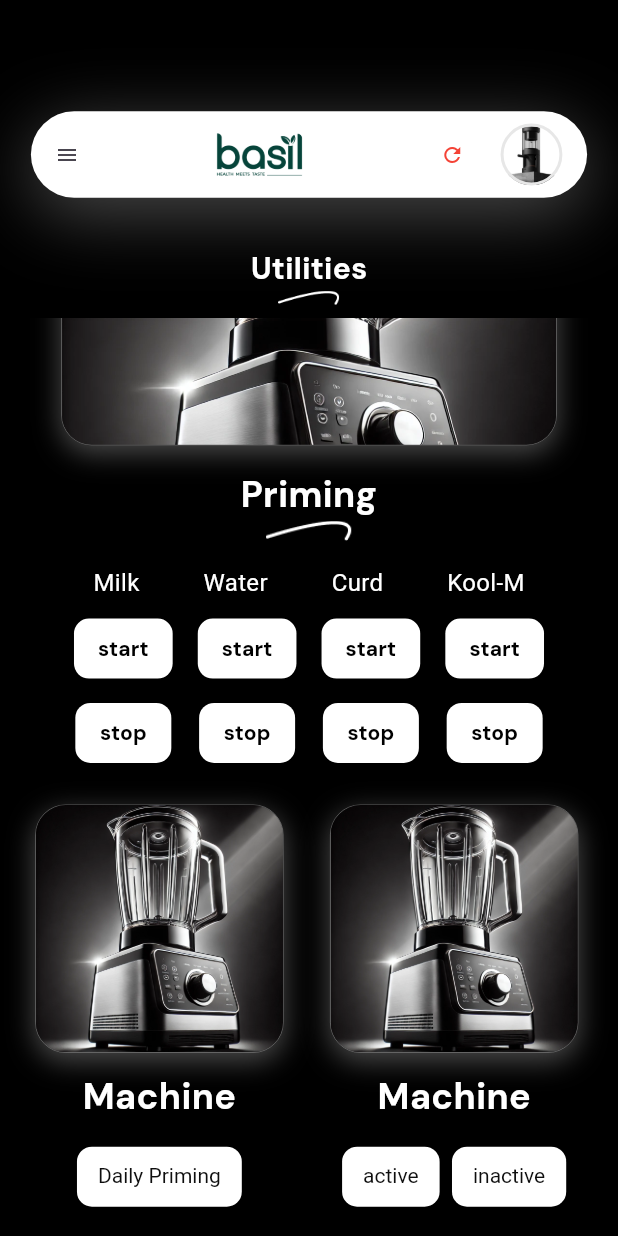
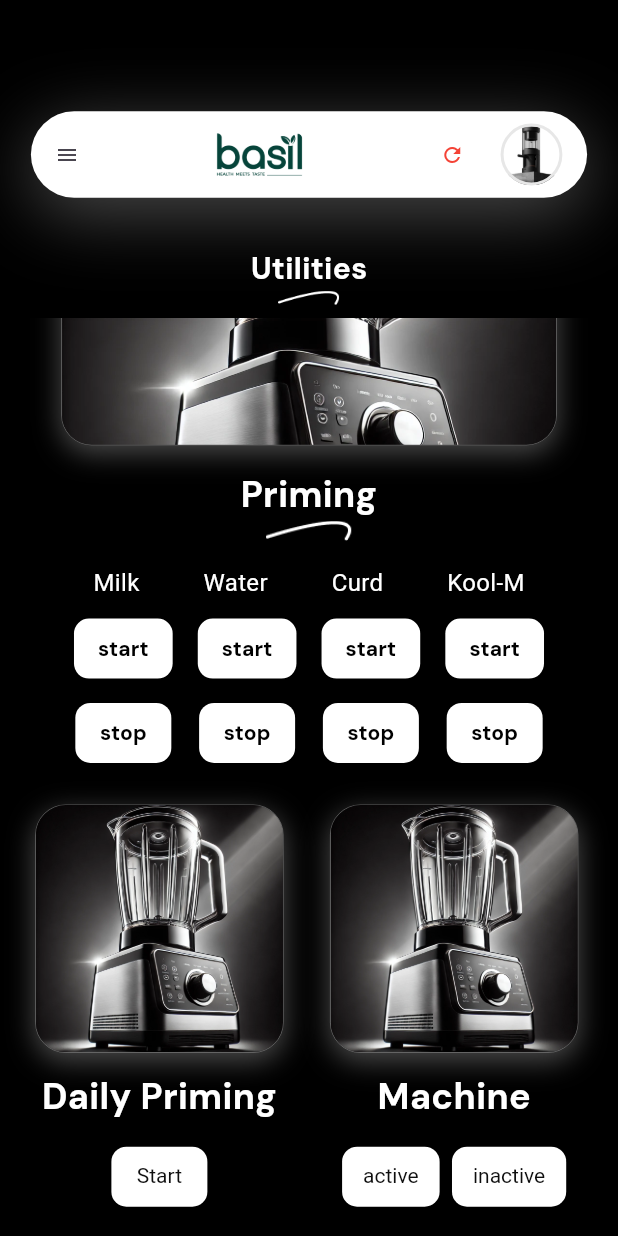
Before and after one commit to businesssoftware-code/machine_app, a Flutter app: the UtilitiesScreen screen opened by its route, scrolled down 373 dp, on a phone screen of 412 x 824 dp. Run offline on Flutter 3.47's test engine with Material 3 defaults, Android fonts, the light colour scheme and no system bars; our stand-ins replace get, google_fonts, shared_preferences; accounts and stored records are empty; network calls fail; Roboto replaces fonts that are missing (Pattaya).

Commit message:
utilites-issue-fixed

```diff
--- a/lib/views/utilities/utilities.dart
+++ b/lib/views/utilities/utilities.dart
@@ -207,15 +207,15 @@ class _UtilitiesScreenState extends State<UtilitiesScreen> {
                       Row(
                         children: [
                           MachineOperationCard(
-                            title: 'Machine',
+                            title: 'Daily Priming',
                             imageUrl: 'assets/blender.png',
                             // button1Label: 'stop',
-                            button2Label: 'Daily Priming',
+                            button2Label: 'Start',
                             // onButton1Pressed: () {
                             //   _sendApiRequest('http://192.168.0.65:3001/machineStatus?status=inactive');
                             // },
                             onButton2Pressed: () {
-                              _sendApiRequest('http://192.168.0.65:3001/machineStatus?status=active');
+                              _sendApiRequest('http://192.168.0.65:3001/dailyPriming');
                             },
                           ),
                           MachineOperationCard(
```
Also changed, not shown: lib/widgets/CustomAppbar.dart (line endings or trailing spaces).
